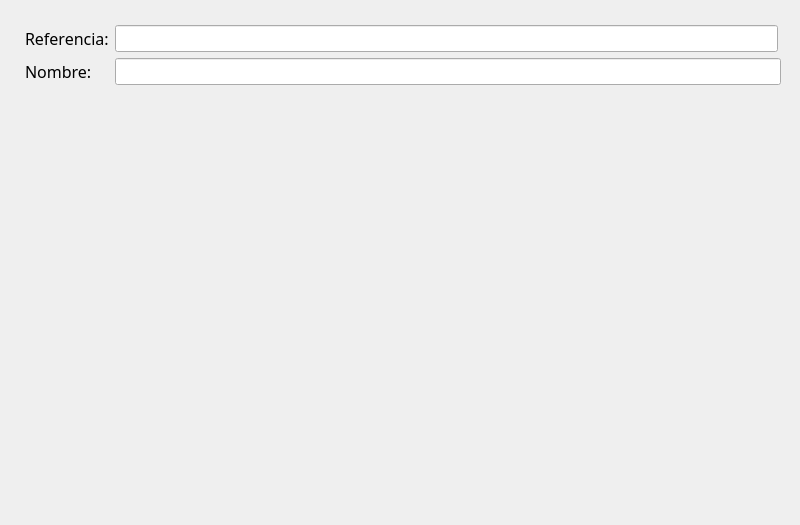
First picture: the form in Interfaz/Diseño/Articulos/wdVariantes.ui, repository jorgecvzc/vrGes, before the edit.
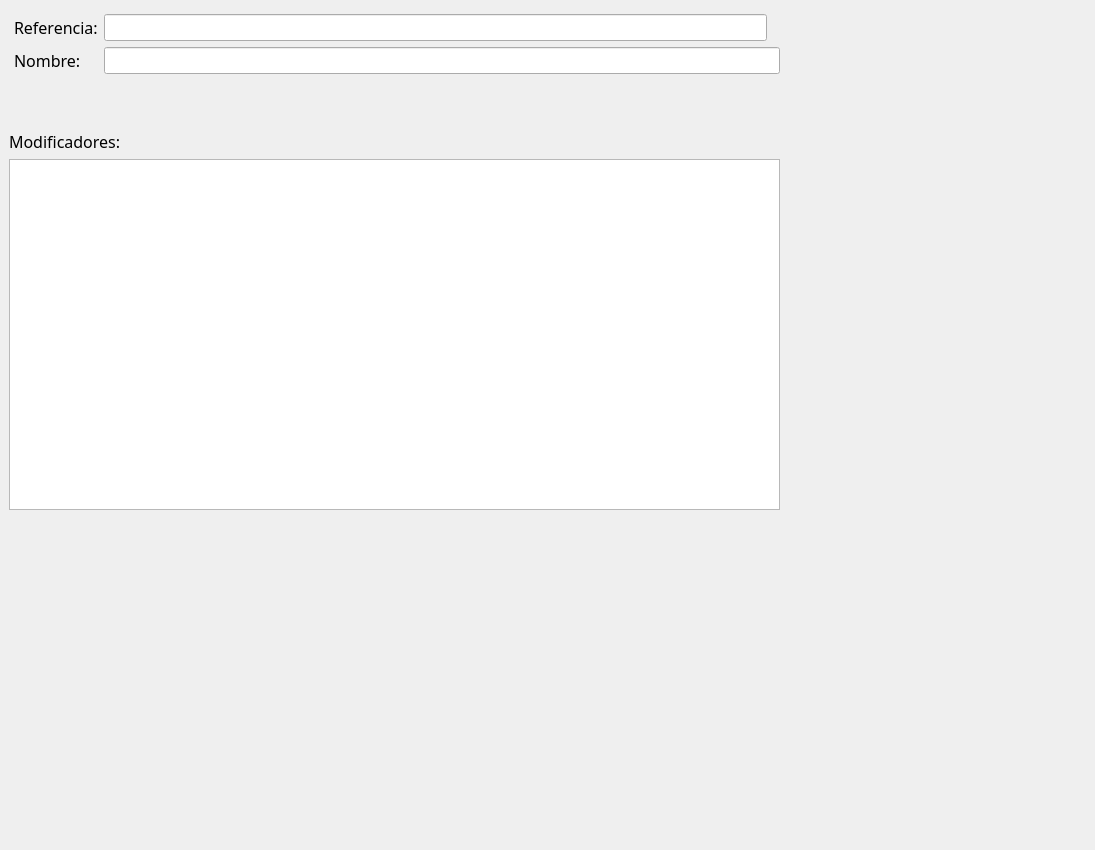
Second picture: the form after the edit.

What changed in the file:
```diff
--- a/Interfaz/Diseño/Articulos/wdVariantes.ui
+++ b/Interfaz/Diseño/Articulos/wdVariantes.ui
@@ -6,8 +6,8 @@
    <rect>
     <x>0</x>
     <y>0</y>
-    <width>800</width>
-    <height>525</height>
+    <width>1095</width>
+    <height>850</height>
    </rect>
   </property>
   <property name="windowTitle">
@@ -16,15 +16,17 @@
   <widget class="QWidget" name="formLayoutWidget">
    <property name="geometry">
     <rect>
-     <x>20</x>
-     <y>20</y>
-     <width>761</width>
-     <height>211</height>
+     <x>9</x>
+     <y>9</y>
+     <width>771</width>
+     <height>501</height>
     </rect>
    </property>
+   <layout class="QVBoxLayout" name="verticalLayout">
+    <item>
    <layout class="QFormLayout" name="formLayout">
     <property name="sizeConstraint">
-     <enum>QLayout::SetDefaultConstraint</enum>
+       <enum>QLayout::SetMinimumSize</enum>
     </property>
     <property name="fieldGrowthPolicy">
      <enum>QFormLayout::AllNonFixedFieldsGrow</enum>
@@ -41,6 +43,9 @@
     <property name="topMargin">
      <number>5</number>
     </property>
+      <property name="bottomMargin">
+       <number>50</number>
+      </property>
     <item row="0" column="0">
      <widget class="QLabel" name="label">
       <property name="font">
@@ -98,16 +103,34 @@
      </widget>
     </item>
    </layout>
-   <zorder>leNombre</zorder>
-   <zorder>leRef</zorder>
-   <zorder>label</zorder>
-   <zorder>label_3</zorder>
-  </widget>
- </widget>
- <tabstops>
-  <tabstop>leRef</tabstop>
-  <tabstop>leNombre</tabstop>
- </tabstops>
+    </item>
+    <item>
+     <layout class="QVBoxLayout" name="verticalLayout_2">
+      <item>
+       <widget class="QLabel" name="label_4">
+        <property name="font">
+         <font>
+          <family>Zekton</family>
+          <pointsize>12</pointsize>
+         </font>
+        </property>
+        <property name="text">
+         <string>Modificadores:</string>
+        </property>
+       </widget>
+      </item>
+      <item>
+       <widget class="QTableWidget" name="twModificadores">
+        <property name="sizeAdjustPolicy">
+         <enum>QAbstractScrollArea::AdjustToContents</enum>
+        </property>
+       </widget>
+      </item>
+     </layout>
+    </item>
+   </layout>
+  </widget>
+ </widget>
  <resources/>
  <connections/>
 </ui>
```
Left out of the diff: 2 changed lines with no effect on the pictures. Lines whose indentation alone changed are shown as unchanged.
